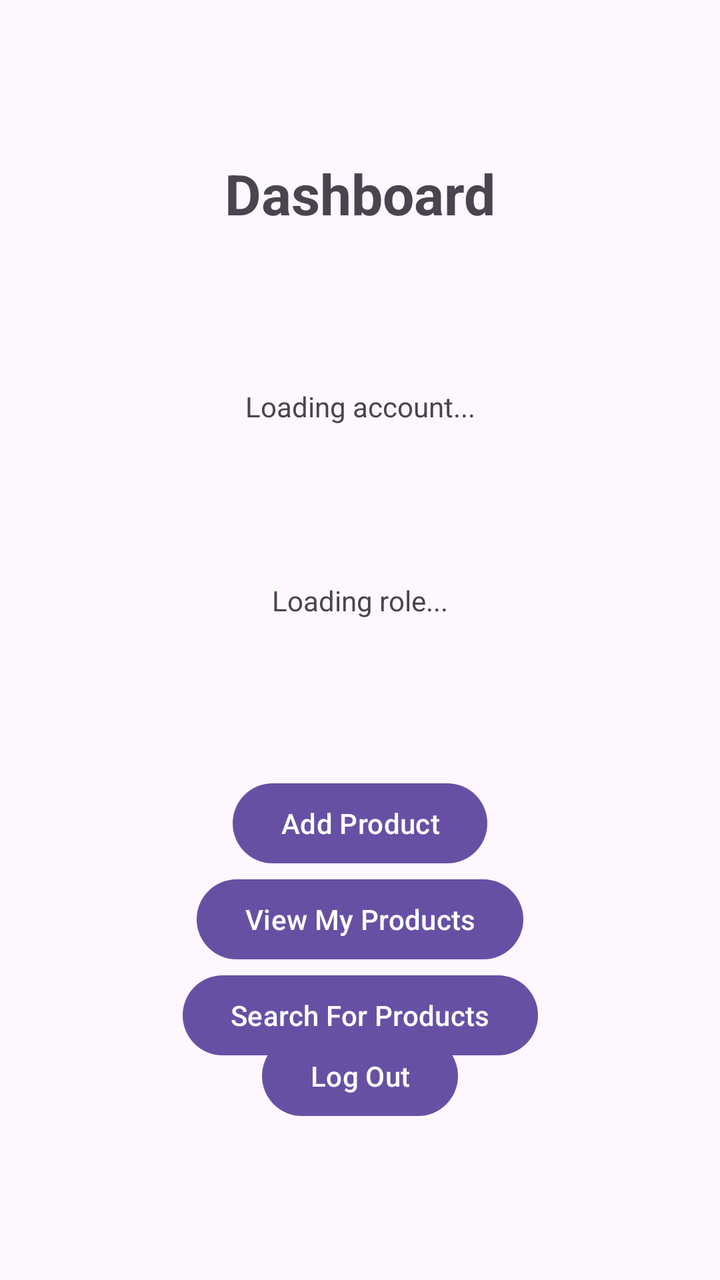
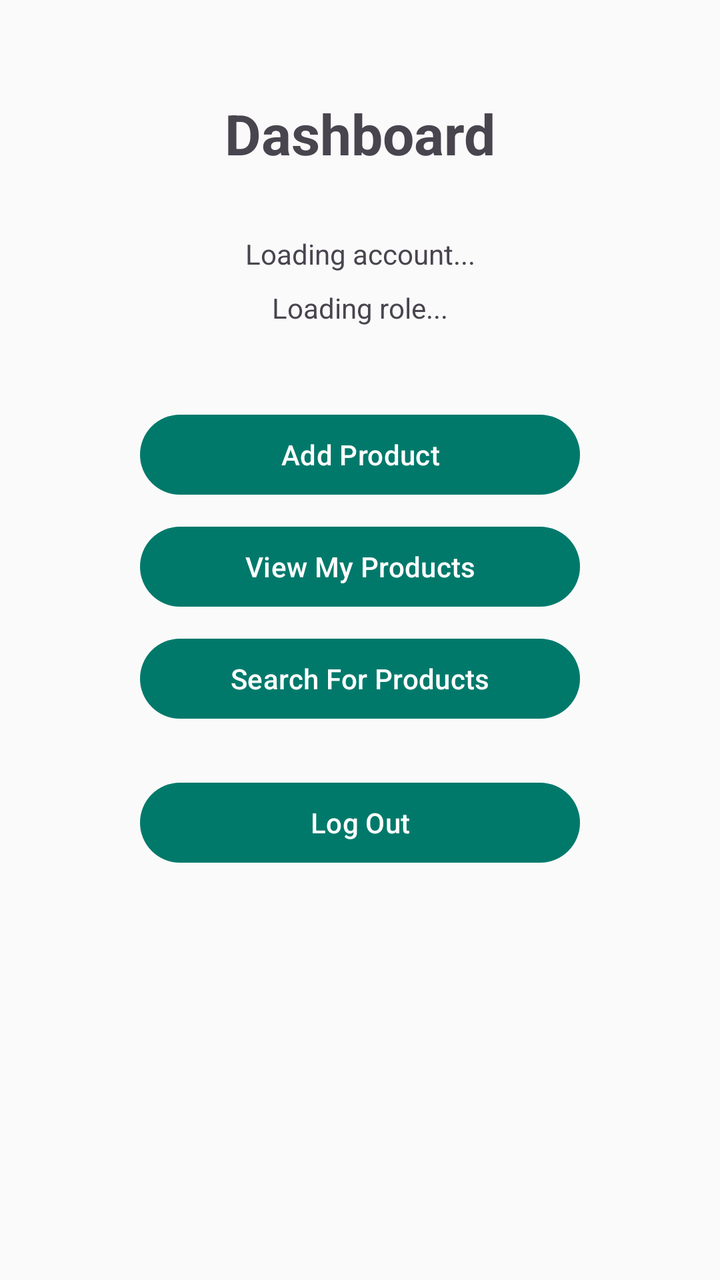

Screens rendered from an Android XML layout before and after an edit, with the pre-edit source and the edit as a unified diff.
<!-- AndroidManifest.xml: application theme Theme._3130_grp8_app -->
<!-- res/layout/activity_role_specific_dashboard.xml -->
<?xml version="1.0" encoding="utf-8"?>
<androidx.constraintlayout.widget.ConstraintLayout xmlns:android="http://schemas.android.com/apk/res/android"
    xmlns:app="http://schemas.android.com/apk/res-auto"
    android:id="@+id/roleSelectionMain"
    android:layout_width="match_parent"
    android:layout_height="match_parent">

    <TextView
        android:id="@+id/dashboardTitle"
        android:layout_width="wrap_content"
        android:layout_height="wrap_content"
        android:text="Dashboard"
        android:textSize="28sp"
        android:textStyle="bold"
        app:layout_constraintEnd_toEndOf="parent"
        app:layout_constraintStart_toStartOf="parent"
        app:layout_constraintTop_toTopOf="parent"
        app:layout_constraintBottom_toTopOf="@id/dashboardEmail"/>

    <TextView
        android:id="@+id/dashboardEmail"
        android:layout_width="wrap_content"
        android:layout_height="wrap_content"
        android:text="Loading account..."
        app:layout_constraintEnd_toEndOf="parent"
        app:layout_constraintStart_toStartOf="parent"
        app:layout_constraintTop_toBottomOf="@id/dashboardTitle"
        app:layout_constraintBottom_toTopOf="@id/dashboardRole"/>

    <TextView
        android:id="@+id/dashboardRole"
        android:layout_width="wrap_content"
        android:layout_height="wrap_content"
        android:text="Loading role..."
        app:layout_constraintEnd_toEndOf="parent"
        app:layout_constraintStart_toStartOf="parent"
        app:layout_constraintTop_toBottomOf="@id/dashboardEmail"
        app:layout_constraintBottom_toTopOf="@id/productButton"/>

    <Button
        android:id="@+id/productButton"
        android:layout_width="wrap_content"
        android:layout_height="wrap_content"
        android:text="Add Product"
        app:layout_constraintEnd_toEndOf="parent"
        app:layout_constraintStart_toStartOf="parent"
        app:layout_constraintTop_toBottomOf="@id/dashboardRole"
        app:layout_constraintBottom_toTopOf="@id/logoutButton"/>

    <Button
        android:id="@+id/viewMyProductsButton"
        android:layout_width="wrap_content"
        android:layout_height="wrap_content"
        android:text="View My Products"
        app:layout_constraintEnd_toEndOf="parent"
        app:layout_constraintStart_toStartOf="parent"
        app:layout_constraintTop_toBottomOf="@id/productButton" />

    <Button
        android:id="@+id/searchForProductsButton"
        android:layout_width="wrap_content"
        android:layout_height="wrap_content"
        android:text="Search For Products"
        app:layout_constraintEnd_toEndOf="parent"
        app:layout_constraintStart_toStartOf="parent"
        app:layout_constraintTop_toBottomOf="@id/viewMyProductsButton"/>

    <Button
        android:id="@+id/logoutButton"
        android:layout_width="wrap_content"
        android:layout_height="wrap_content"
        android:text="Log Out"
        app:layout_constraintBottom_toBottomOf="parent"
        app:layout_constraintEnd_toEndOf="parent"
        app:layout_constraintStart_toStartOf="parent"
        app:layout_constraintTop_toBottomOf="@id/productButton"/>

</androidx.constraintlayout.widget.ConstraintLayout>
<!-- resources referenced by this layout -->
<resources>
  <style name="Theme._3130_grp8_app" parent="Base.Theme._3130_grp8_app" />
  <style name="Base.Theme._3130_grp8_app" parent="Theme.Material3.DayNight.NoActionBar">
          
          
      </style>
</resources>

<!-- the commit's change to res/layout/activity_role_specific_dashboard.xml (unified diff, before → after) -->
@@ -4,75 +4,69 @@
     android:id="@+id/roleSelectionMain"
     android:layout_width="match_parent"
     android:layout_height="match_parent">
-
     <TextView
         android:id="@+id/dashboardTitle"
         android:layout_width="wrap_content"
         android:layout_height="wrap_content"
+        android:layout_marginTop="48dp"
         android:text="Dashboard"
         android:textSize="28sp"
         android:textStyle="bold"
         app:layout_constraintEnd_toEndOf="parent"
         app:layout_constraintStart_toStartOf="parent"
-        app:layout_constraintTop_toTopOf="parent"
-        app:layout_constraintBottom_toTopOf="@id/dashboardEmail"/>
-
+        app:layout_constraintTop_toTopOf="parent"/>
     <TextView
         android:id="@+id/dashboardEmail"
         android:layout_width="wrap_content"
         android:layout_height="wrap_content"
+        android:layout_marginTop="32dp"
         android:text="Loading account..."
         app:layout_constraintEnd_toEndOf="parent"
         app:layout_constraintStart_toStartOf="parent"
-        app:layout_constraintTop_toBottomOf="@id/dashboardTitle"
-        app:layout_constraintBottom_toTopOf="@id/dashboardRole"/>
-
+        app:layout_constraintTop_toBottomOf="@id/dashboardTitle"/>
     <TextView
         android:id="@+id/dashboardRole"
         android:layout_width="wrap_content"
         android:layout_height="wrap_content"
+        android:layout_marginTop="8dp"
         android:text="Loading role..."
         app:layout_constraintEnd_toEndOf="parent"
         app:layout_constraintStart_toStartOf="parent"
-        app:layout_constraintTop_toBottomOf="@id/dashboardEmail"
-        app:layout_constraintBottom_toTopOf="@id/productButton"/>
-
+        app:layout_constraintTop_toBottomOf="@id/dashboardEmail"/>
     <Button
         android:id="@+id/productButton"
-        android:layout_width="wrap_content"
+        android:layout_width="220dp"
         android:layout_height="wrap_content"
+        android:layout_marginTop="40dp"
         android:text="Add Product"
         app:layout_constraintEnd_toEndOf="parent"
         app:layout_constraintStart_toStartOf="parent"
-        app:layout_constraintTop_toBottomOf="@id/dashboardRole"
-        app:layout_constraintBottom_toTopOf="@id/logoutButton"/>
-
+        app:layout_constraintTop_toBottomOf="@id/dashboardRole"/>
     <Button
         android:id="@+id/viewMyProductsButton"
-        android:layout_width="wrap_content"
+        android:layout_width="220dp"
         android:layout_height="wrap_content"
+        android:layout_marginTop="8dp"
         android:text="View My Products"
         app:layout_constraintEnd_toEndOf="parent"
         app:layout_constraintStart_toStartOf="parent"
         app:layout_constraintTop_toBottomOf="@id/productButton" />
-
     <Button
         android:id="@+id/searchForProductsButton"
-        android:layout_width="wrap_content"
+        android:layout_width="220dp"
         android:layout_height="wrap_content"
+        android:layout_marginTop="8dp"
         android:text="Search For Products"
         app:layout_constraintEnd_toEndOf="parent"
         app:layout_constraintStart_toStartOf="parent"
         app:layout_constraintTop_toBottomOf="@id/viewMyProductsButton"/>
-
     <Button
         android:id="@+id/logoutButton"
-        android:layout_width="wrap_content"
+        android:layout_width="220dp"
         android:layout_height="wrap_content"
+        android:layout_marginTop="24dp"
         android:text="Log Out"
-        app:layout_constraintBottom_toBottomOf="parent"
         app:layout_constraintEnd_toEndOf="parent"
         app:layout_constraintStart_toStartOf="parent"
-        app:layout_constraintTop_toBottomOf="@id/productButton"/>
-
+        app:layout_constraintTop_toBottomOf="@id/searchForProductsButton"/>
 </androidx.constraintlayout.widget.ConstraintLayout>
<!-- resource entries referenced after the edit -->
@@ -4,6 +4,30 @@
   <style name="Base.Theme._3130_grp8_app" parent="Theme.Material3.DayNight.NoActionBar">
           
           
+          <item name="colorPrimary">@color/md_primary</item>
+          <item name="colorOnPrimary">@color/md_on_primary</item>
+          <item name="colorPrimaryContainer">@color/md_primary_container</item>
+          <item name="colorOnPrimaryContainer">@color/md_on_primary_container</item>
+          <item name="android:colorBackground">@color/md_background</item>
+          <item name="colorOnBackground">@color/md_on_background</item>
+          <item name="colorSurface">@color/md_surface</item>
+          <item name="colorOnSurface">@color/md_on_surface</item>
+          <item name="colorOutline">@color/md_outline</item>
+          <item name="colorError">@color/md_error</item>
+          <item name="colorOnError">@color/md_on_error</item>
+          <item name="android:statusBarColor">?attr/colorSurface</item>
+          <item name="android:windowLightStatusBar">true</item>
       </style>
+  <color name="md_primary"> #00796B</color>
+  <color name="md_on_primary"> #FFFFFF</color>
+  <color name="md_primary_container">#A0E4DD</color>
+  <color name="md_on_primary_container"> #00251A</color>
+  <color name="md_background"> #FAFAFA</color>
+  <color name="md_on_background"> #1A1C1C</color>
+  <color name="md_surface"> #FFFFFF</color>
+  <color name="md_on_surface"> #1A1C1C</color>
+  <color name="md_outline"> #79797A</color>
+  <color name="md_error"> #BA1A1A</color>
+  <color name="md_on_error"> #FFFFFF</color>
 </resources>
 
